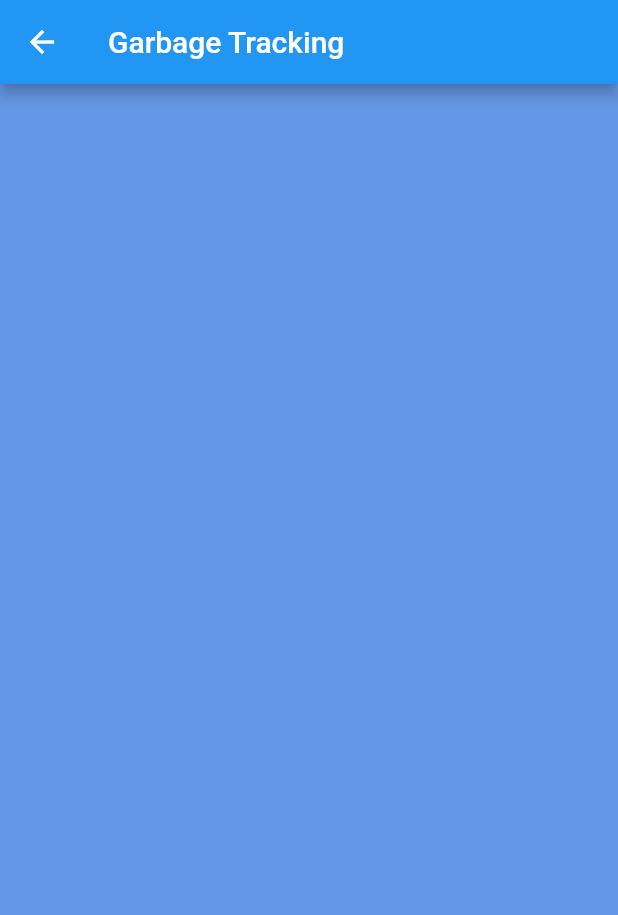
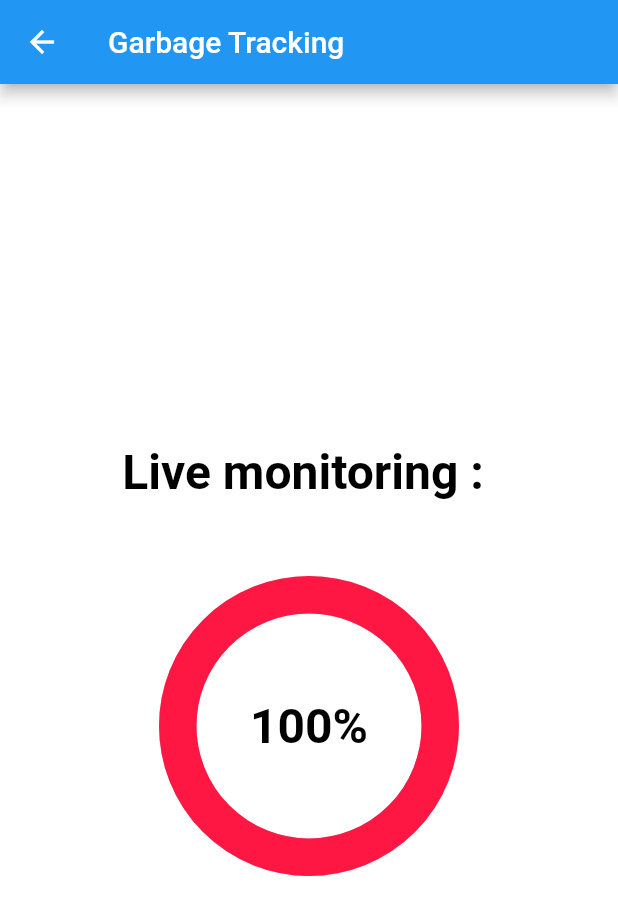
Before and after one commit to NaitikVora/watchapp, a Flutter app: the GarbageTracking screen opened directly, on a phone screen of 412 x 824 dp. Shown: the top 915 px of the screen. Run offline on Flutter 3.47's test engine with Material 2 defaults, Android fonts, the light colour scheme and no system bars; drawn by our look-alikes of percent_indicator; our stand-ins replace cloud_firestore, file_picker, firebase_auth, firebase_core, firebase_database, firebase_storage and 4 more; missing offline and left inert: flutter_beautiful_popup, flutter_phone_direct_caller, geocoder, positioned_tap_detector_2; accounts and stored records are empty; statements that could not run were skipped; project files that could hold a hidden picture were left out.

Commit message:
real time iot data

```diff
--- a/lib/main.dart
+++ b/lib/main.dart
@@ -22,8 +22,7 @@ class MyApp extends StatelessWidget {
     return new MaterialApp(
       debugShowCheckedModeBanner: false, //Hides the debug banner
       title: 'The Neighbourhood Watch App',
-      theme: new ThemeData(
-          scaffoldBackgroundColor: Color.fromRGBO(33, 106, 217, 0.7)),
+      theme: new ThemeData(scaffoldBackgroundColor: Colors.white),
       home: (user == null) ? Login() : HomePage(),
     );
   }
--- a/lib/pages/createReport.dart
+++ b/lib/pages/createReport.dart
@@ -112,7 +112,7 @@ class _CreateReportState extends State<CreateReport> {
                           fontSize: 20,
                           fontFamily: 'Montserrat',
                           fontWeight: FontWeight.bold,
-                          color: Colors.white),
+                          color: Colors.black),
                       focusedBorder: UnderlineInputBorder(
                         borderSide: BorderSide(color: Colors.redAccent),
                       ),
@@ -131,7 +131,7 @@ class _CreateReportState extends State<CreateReport> {
                           fontSize: 20,
                           fontFamily: 'Montserrat',
                           fontWeight: FontWeight.bold,
-                          color: Colors.white),
+                          color: Colors.black),
                       focusedBorder: UnderlineInputBorder(
                         borderSide: BorderSide(color: Colors.redAccent),
                       ),
@@ -181,7 +181,7 @@ class _CreateReportState extends State<CreateReport> {
                     "Location Selected:",
                     style: TextStyle(
                         fontSize: 20,
-                        color: Colors.white,
+                        color: Colors.black,
                         fontWeight: FontWeight.bold),
                   ),
                   SizedBox(
@@ -192,7 +192,7 @@ class _CreateReportState extends State<CreateReport> {
                     //"${widget._location.addressLine}",
                     style: TextStyle(
                       fontSize: 20,
-                      color: Colors.white,
+                      color: Colors.black,
                       fontWeight: FontWeight.normal,
                     ),
                   ),
--- a/lib/pages/garbageTracking.dart
+++ b/lib/pages/garbageTracking.dart
@@ -1,16 +1,137 @@
+import 'package:feel_safe/chat/styles.dart';
+import 'package:flutter/cupertino.dart';
 import 'package:flutter/material.dart';
+import 'package:feel_safe/services/getlocation.dart';
+import 'package:percent_indicator/percent_indicator.dart';
+import 'package:firebase_database/firebase_database.dart';
+import 'package:firebase_core/firebase_core.dart';
 
 class GarbageTracking extends StatefulWidget {
   @override
   _GarbageTracking createState() => _GarbageTracking();
+  FirebaseDatabase database = FirebaseDatabase.instance;
 }
 
 class _GarbageTracking extends State<GarbageTracking> {
+  //Get real time values
+  DatabaseReference ref =
+      FirebaseDatabase.instance.ref("watchapp-e17ee-default-rtdb/Distance");
+
+  void getData() {
+    // Get the Stream
+    Stream<DatabaseEvent> stream = ref.onValue;
+
+    // Subscribe to the stream!
+    stream.listen((DatabaseEvent event) {
+      print('Event Type: ${event.type}'); // DatabaseEventType.value;
+      print('Snapshot: ${event.snapshot}'); // DataSnapshot
+    });
+  }
+
+  Widget getCircular() {
+    //1st get real time value
+    var percentagefilled = 10; //Test
+
+    //2nd compare the value and returning correct colour
+    if (percentagefilled <= 3) {
+      return CircularPercentIndicator(
+        radius: 200,
+        lineWidth: 25,
+        percent: percentagefilled / 10,
+        animateFromLastPercent: true,
+        animation: true,
+        center: new Text(
+          percentagefilled.toString() + "0%",
+          style: TextStyle(
+            fontSize: 32.0,
+            fontWeight: FontWeight.bold,
+            color: Colors.black,
+          ),
+        ),
+        progressColor: Colors.greenAccent,
+      );
+    } else if (percentagefilled > 3 && percentagefilled <= 6) {
+      return CircularPercentIndicator(
+        radius: 200,
+        lineWidth: 25,
+        percent: percentagefilled / 10,
+        animateFromLastPercent: true,
+        animation: true,
+        center: new Text(
+          percentagefilled.toString() + "0%",
+          style: TextStyle(
+            fontSize: 32.0,
+            fontWeight: FontWeight.bold,
+            color: Colors.black,
+          ),
+        ),
+        progressColor: Colors.yellow,
+      );
+    } else if (percentagefilled > 6 && percentagefilled <= 9) {
+      return CircularPercentIndicator(
+        radius: 200,
+        lineWidth: 25,
+        percent: percentagefilled / 10,
+        animateFromLastPercent: true,
+        animation: true,
+        center: new Text(
+          percentagefilled.toString() + "0%",
+          style: TextStyle(
+            fontSize: 32.0,
+            fontWeight: FontWeight.bold,
+            color: Colors.black,
+          ),
+        ),
+        progressColor: Colors.orange,
+      );
+    } else {
+      return CircularPercentIndicator(
+        radius: 200,
+        lineWidth: 25,
+        percent: percentagefilled / 10,
+        animateFromLastPercent: true,
+        animation: true,
+        center: new Text(
+          percentagefilled.toString() + "0%",
+          style: TextStyle(
+            fontSize: 32.0,
+            fontWeight: FontWeight.bold,
+            color: Colors.black,
+          ),
+        ),
+        progressColor: Colors.redAccent[400],
+      );
+    }
+  }
+
   @override
   Widget build(BuildContext context) {
+    // Call the method here getData();
+    getData();
     return Scaffold(
         appBar: AppBar(
-      title: Text("Garbage Tracking"),
-    ));
+          title: Text("Garbage Tracking"),
+        ),
+        body: Container(
+          child: Center(
+            child: Column(
+              mainAxisAlignment: MainAxisAlignment.center,
+              children: [
+                Text(
+                  "Live monitoring : ",
+                  style: TextStyle(
+                    fontSize: 32.0,
+                    fontWeight: FontWeight.bold,
+                    color: Colors.black,
+                  ),
+                ),
+                SizedBox(
+                  height: 50,
+                ),
+                getCircular(), //Get the correct circular progress bar color widget
+              ],
+            ),
+          ),
+        ));
   }
 }
--- a/lib/pages/homepage.dart
+++ b/lib/pages/homepage.dart
@@ -147,13 +147,18 @@ class _HomePageState extends State<HomePage> {
                   height: 30,
                 ),
                 Container(
+                  child: Center(
+                    child: Padding(
+                      padding: const EdgeInsets.all(8.0),
                       child: Text(
                         "Dashboard",
                         style: TextStyle(
-                      color: Colors.white,
+                          color: Colors.black,
                           fontSize: 48,
                           fontFamily: 'Montserrat',
                           fontWeight: FontWeight.w900,
+                        ),
+                      ),
                     ),
                   ),
                 ),
@@ -163,11 +168,11 @@ class _HomePageState extends State<HomePage> {
                 Container(
                   child: Center(
                     child: Padding(
-                      padding: const EdgeInsets.fromLTRB(25, 10, 0, 0),
+                      padding: const EdgeInsets.fromLTRB(25, 25, 0, 0),
                       child: Text(
-                        "Your neighbourhood's safety, now in your hands.",
+                        "Your neighbourhood's safety, now in your hands. Stay Alert!",
                         style: TextStyle(
-                          color: Colors.white,
+                          color: Colors.grey,
                           fontSize: 24,
                           fontFamily: 'Montserrat',
                           fontWeight: FontWeight.w100,
--- a/lib/pages/result.dart
+++ b/lib/pages/result.dart
@@ -89,6 +89,7 @@ class _ShowResultState extends State<ShowResult> {
     String netURLDef =
         "https://demofree.sirv.com/nope-not-here.jpg"; //By default
     return Scaffold(
+      backgroundColor: Colors.blueAccent,
       appBar: AppBar(
         title: t ? Text("NEWS") : Text("REPORTS"),
         actions: <Widget>[
@@ -122,7 +123,7 @@ class _ShowResultState extends State<ShowResult> {
                                 data[index]['title'],
                                 style: TextStyle(
                                     fontFamily: 'Montserrat',
-                                    fontSize: 20.0,
+                                    fontSize: 24.0,
                                     fontWeight: FontWeight.w800),
                               ),
                             ),
--- a/pubspec.yaml
+++ b/pubspec.yaml
@@ -35,6 +35,9 @@ dependencies:
   flutter_phone_direct_caller: ^2.1.0
   flutter_beautiful_popup: ^1.5.0
   file_picker: ^4.0.3
+  percent_indicator: ^2.1.7+2
+  firebase_database: ^9.0.4
+
 
 dev_dependencies:
   flutter_test:
```
Also changed, not shown: pubspec.lock. Lines whose indentation alone changed are shown as unchanged.
